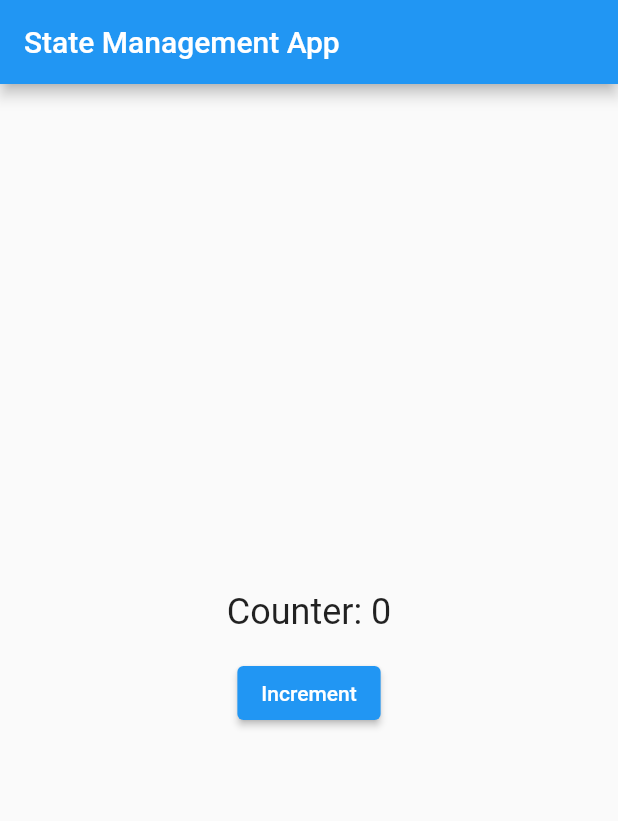
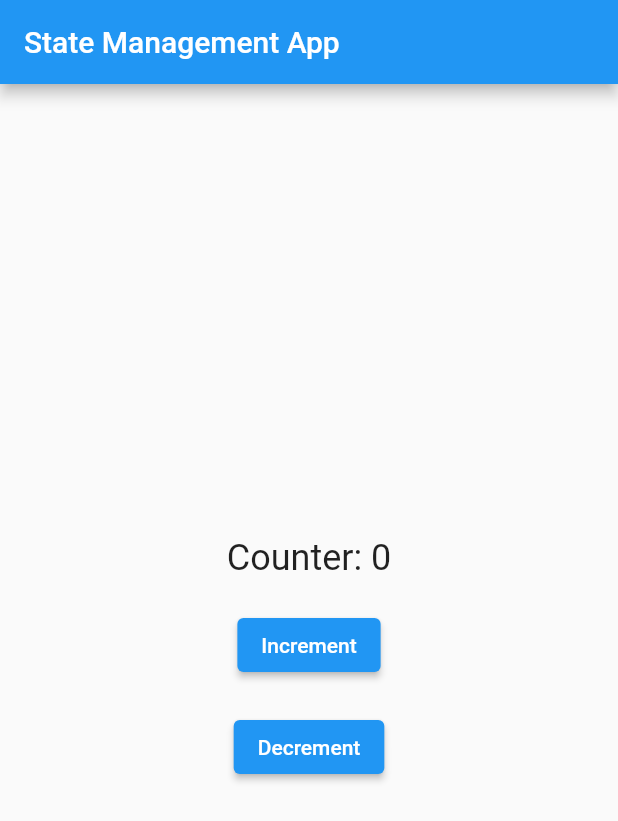
Before and after one commit to penguinExp/pristine_proto, a Flutter app: the screen it shows after launch, on a phone screen of 412 x 824 dp. Shown: the top 821 px of the screen. Run offline on Flutter 3.47's test engine with Material 2 defaults, Android fonts, the phone set to English and light mode, and no system bars.

Commit message:
counter app with _stream-proto_

```diff
--- a/lib/main.dart
+++ b/lib/main.dart
@@ -1,6 +1,6 @@
 import 'package:flutter/material.dart';
 
-import 'stream/stream_proto.dart';
+import 'stream/stream_test.dart';
 
 void main() {
   runApp(const MyApp());
@@ -17,7 +17,7 @@ class MyApp extends StatelessWidget {
       theme: ThemeData(
         primarySwatch: Colors.blue,
       ),
-      home: const StreamProto(),
+      home: const StreamCounter(),
     );
   }
 }
--- a/lib/stream/stream_proto.dart
+++ b/lib/stream/stream_proto.dart
@@ -36,8 +36,11 @@ class StateManager<T> {
 class StateWidget<T> extends StatelessWidget {
   final Widget Function(T data) child;
   final StateManager<T> stateManager;
-  const StateWidget({Key? key, required this.child, required this.stateManager})
-      : super(key: key);
+  const StateWidget({
+    Key? key,
+    required this.child,
+    required this.stateManager,
+  }) : super(key: key);
 
   @override
   Widget build(BuildContext context) {
@@ -50,47 +53,3 @@ class StateWidget<T> extends StatelessWidget {
     );
   }
 }
-
-// Variable which holds state
-final stateManager = StateManager<int>(0);
-
-class StreamProto extends StatelessWidget {
-  const StreamProto({Key? key}) : super(key: key);
-
-  @override
-  Widget build(BuildContext context) {
-    return Scaffold(
-      appBar: AppBar(
-        title: const Text('State Management App'),
-      ),
-      body: Center(
-        child: Column(
-          mainAxisAlignment: MainAxisAlignment.center,
-          children: [
-            // Kind of like OBX
-            StateWidget<int>(
-              stateManager: stateManager,
-              child: (data) {
-                return Text(
-                  'Counter: $data',
-                  style: const TextStyle(fontSize: 24),
-                );
-              },
-            ),
-            const SizedBox(height: 16),
-            ElevatedButton(
-              child: const Text('Increment'),
-              onPressed: () {
-                // Updating the state
-
-                // stateManager.assign(1);
-
-                stateManager.update((i) => i + 1);
-              },
-            ),
-          ],
-        ),
-      ),
-    );
-  }
-}
--- /dev/null
+++ b/lib/stream/stream_test.dart
@@ -0,0 +1,50 @@
+import 'package:flutter/material.dart';
+
+import 'stream_proto.dart';
+
+final stateManager = StateManager<int>(0);
+
+class StreamCounter extends StatelessWidget {
+  const StreamCounter({Key? key}) : super(key: key);
+
+  @override
+  Widget build(BuildContext context) {
+    return Scaffold(
+      appBar: AppBar(
+        title: const Text('State Management App'),
+      ),
+      body: Center(
+        child: Column(
+          mainAxisAlignment: MainAxisAlignment.center,
+          children: [
+            StateWidget<int>(
+              stateManager: stateManager,
+              child: (data) {
+                return Text(
+                  'Counter: $data',
+                  style: const TextStyle(fontSize: 24),
+                );
+              },
+            ),
+            const SizedBox(height: 20),
+            ElevatedButton(
+              child: const Text('Increment'),
+              onPressed: () => stateManager.update((i) => i + 1),
+            ),
+            const SizedBox(height: 20),
+            ElevatedButton(
+              child: const Text('Decrement'),
+              onPressed: () => stateManager.update((i) {
+                if (i <= 0) {
+                  return i;
+                }
+
+                return i - 1;
+              }),
+            ),
+          ],
+        ),
+      ),
+    );
+  }
+}
```
